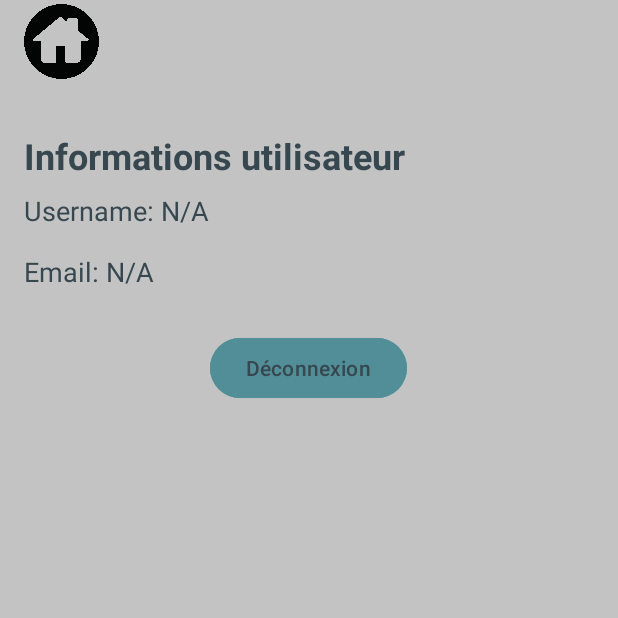
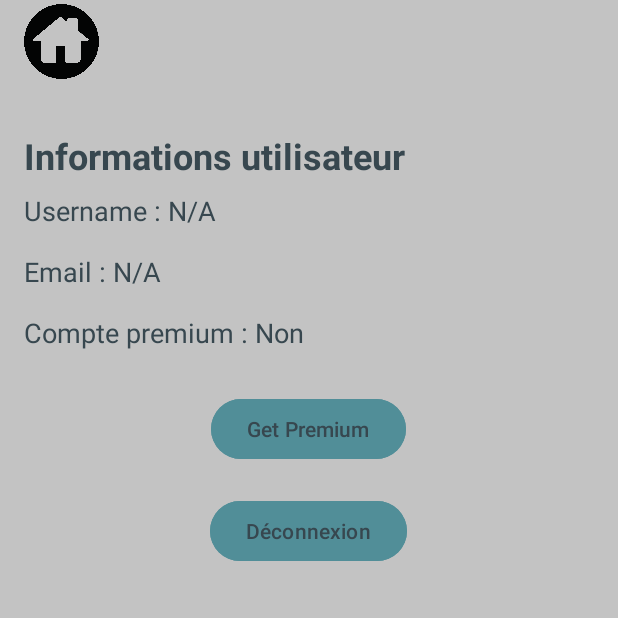
Before and after one commit to Patateon/Projet-Programmation-Mobile, an Android app: the UserInfoActivity screen opened directly, with no data from a screen before it, on a phone screen of 412 x 824 dp, the top half of it. Run offline under Robolectric (Android 15) with nearby library versions, the phone set to English and light mode, and no system bars; our stand-ins replace Firebase (no records; nobody signed in at launch, a user with empty details on screens opened directly).

Commit message:
add Premium

```diff
--- a/app/src/main/java/com/main/projet_programmation_mobile/activity/UserInfoActivity.java
+++ b/app/src/main/java/com/main/projet_programmation_mobile/activity/UserInfoActivity.java
@@ -7,15 +7,22 @@ import android.view.View;
 import android.widget.Button;
 import android.widget.ImageButton;
 import android.widget.TextView;
+import android.widget.Toast;
 
+import androidx.appcompat.app.AlertDialog;
 import androidx.appcompat.app.AppCompatActivity;
 
+import com.google.firebase.firestore.FirebaseFirestore;
 import com.main.projet_programmation_mobile.R;
 
 public class UserInfoActivity extends AppCompatActivity {
 
     private TextView textViewUsername;
     private TextView textViewEmail;
+    private TextView textViewPremium;
+    private Button getPremiumButton;
+    private Button logoutButton;
+    private FirebaseFirestore db;
 
     @Override
     protected void onCreate(Bundle savedInstanceState) {
@@ -24,22 +31,40 @@ public class UserInfoActivity extends AppCompatActivity {
 
         textViewUsername = findViewById(R.id.textViewUsername);
         textViewEmail = findViewById(R.id.textViewEmail);
+        textViewPremium = findViewById(R.id.textViewPremium);
+        getPremiumButton = findViewById(R.id.getPremium_button);
+        logoutButton = findViewById(R.id.logout_button);
+
+        db = FirebaseFirestore.getInstance();
 
         SharedPreferences sharedPreferences = getSharedPreferences("user_prefs", MODE_PRIVATE);
         String username = sharedPreferences.getString("user_username", "N/A");
         String email = sharedPreferences.getString("user_email", "N/A");
+        String is_premium = sharedPreferences.getString("is_premium", "Non");
 
-        textViewUsername.setText("Username: " + username);
-        textViewEmail.setText("Email: " + email);
+        textViewUsername.setText("Username : " + username);
+        textViewEmail.setText("Email : " + email);
+        textViewPremium.setText("Compte premium : " + is_premium);
 
-        // bouton home
-        ImageButton homeButton = (ImageButton) findViewById(R.id.home_button);
+        // Show or hide the Get Premium button based on premium status
+        if ("Non".equals(is_premium)) {
+            getPremiumButton.setVisibility(View.VISIBLE);
+            getPremiumButton.setOnClickListener(new View.OnClickListener() {
+                @Override
+                public void onClick(View v) {
+                    showPremiumPopup(username);
+                }
+            });
+        }
+
+        // Home button
+        ImageButton homeButton = findViewById(R.id.home_button);
         homeButton.setOnClickListener(v -> {
-            Intent intent = new Intent(this, MainMenuActivity.class);
+            Intent intent = new Intent(UserInfoActivity.this, MainMenuActivity.class);
             startActivity(intent);
         });
 
-        Button logoutButton = findViewById(R.id.logout_button);
+        // Logout button
         logoutButton.setOnClickListener(new View.OnClickListener() {
             @Override
             public void onClick(View v) {
@@ -53,6 +78,41 @@ public class UserInfoActivity extends AppCompatActivity {
                 finish();
             }
         });
+    }
 
+    private void showPremiumPopup(String username) {
+        new AlertDialog.Builder(this)
+                .setTitle("Devenir Premium")
+                .setMessage("Voulez-vous devenir un membre premium")
+                .setPositiveButton("Oui", (dialog, which) -> {
+                    updatePremiumStatus(username);
+                    textViewPremium.setText("Compte premium : Oui");
+                    getPremiumButton.setVisibility(View.GONE);
+                    Toast.makeText(UserInfoActivity.this, "Vous etes maintenant un membre Premium", Toast.LENGTH_SHORT).show();
+                })
+                .setNegativeButton("Non", null)
+                .show();
+    }
+
+    private void updatePremiumStatus(String username) {
+        // Assuming the username is a unique identifier
+        db.collection("users")
+                .whereEqualTo("username", username)
+                .get()
+                .addOnSuccessListener(queryDocumentSnapshots -> {
+                    if (!queryDocumentSnapshots.isEmpty()) {
+                        String userId = queryDocumentSnapshots.getDocuments().get(0).getId();
+                        db.collection("users").document(userId)
+                                .update("is_premium", "Oui")
+                                .addOnSuccessListener(aVoid -> {
+                                    SharedPreferences sharedPreferences = getSharedPreferences("user_prefs", MODE_PRIVATE);
+                                    SharedPreferences.Editor editor = sharedPreferences.edit();
+                                    editor.putString("is_premium", "Oui");
+                                    editor.apply();
+                                })
+                                .addOnFailureListener(e -> Toast.makeText(UserInfoActivity.this, "Failed to update premium status", Toast.LENGTH_SHORT).show());
+                    }
+                })
+                .addOnFailureListener(e -> Toast.makeText(UserInfoActivity.this, "Failed to find user", Toast.LENGTH_SHORT).show());
     }
 }
--- a/app/src/main/res/layout/user_info_activity.xml
+++ b/app/src/main/res/layout/user_info_activity.xml
@@ -39,7 +39,7 @@
                 android:layout_weight="0.8" />
         </LinearLayout>
 
-        <LinearLayout xmlns:android="http://schemas.android.com/apk/res/android"
+        <LinearLayout
             android:layout_width="match_parent"
             android:layout_height="match_parent"
             android:orientation="vertical"
@@ -61,7 +61,7 @@
                 android:layout_height="wrap_content"
                 android:layout_marginTop="8dp"
                 android:layout_marginBottom="8dp"
-                android:text="Username: "
+                android:text="Username : "
                 android:textSize="18sp"
                 style="@style/TextViewStyle"/>
 
@@ -71,9 +71,30 @@
                 android:layout_height="wrap_content"
                 android:layout_marginTop="8dp"
                 android:layout_marginBottom="8dp"
-                android:text="Email: "
+                android:text="Email : "
                 android:textSize="18sp"
                 style="@style/TextViewStyle"/>
+
+            <TextView
+                android:id="@+id/textViewPremium"
+                android:layout_width="wrap_content"
+                android:layout_height="wrap_content"
+                android:layout_marginTop="8dp"
+                android:layout_marginBottom="8dp"
+                android:text="Compte premium : "
+                android:textSize="18sp"
+                style="@style/TextViewStyle"/>
+
+            <Button
+                android:id="@+id/getPremium_button"
+                android:layout_width="wrap_content"
+                android:layout_height="wrap_content"
+                android:layout_gravity="center"
+                android:text="Get Premium"
+                android:layout_marginTop="20dp"
+                android:backgroundTint="@color/blue_button"
+                android:textColor="@color/black_text"
+                android:visibility="gone"/> <!-- Initially hidden -->
 
             <Button
                 android:id="@+id/logout_button"
```
Lines whose indentation alone changed are shown as unchanged.
